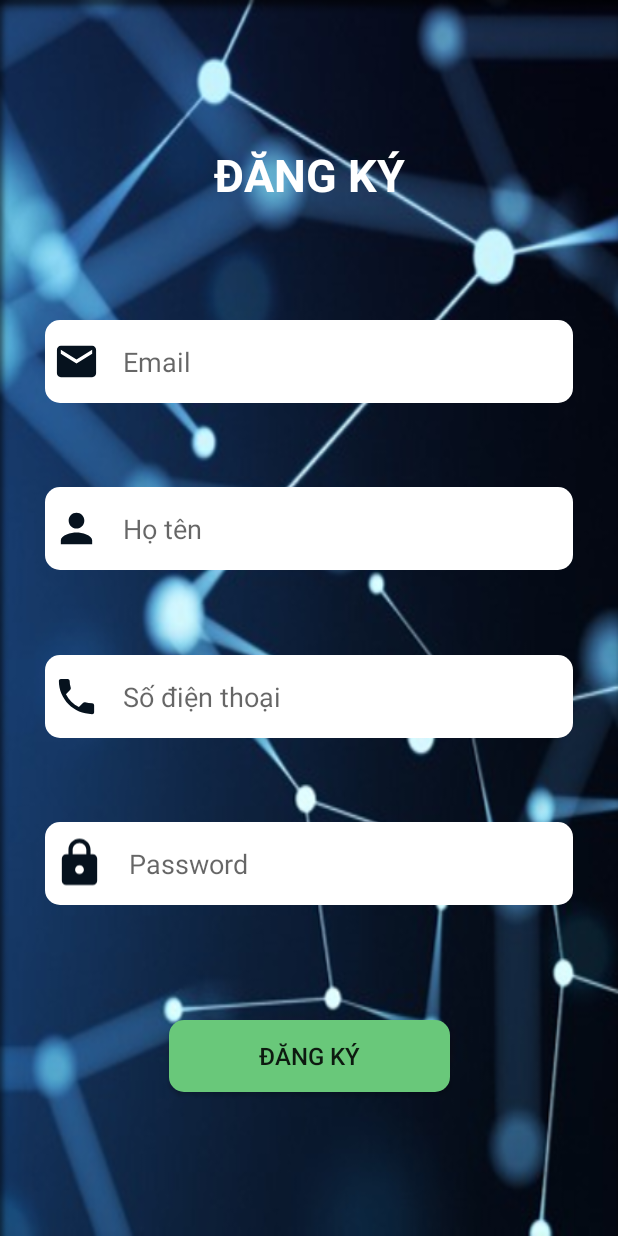
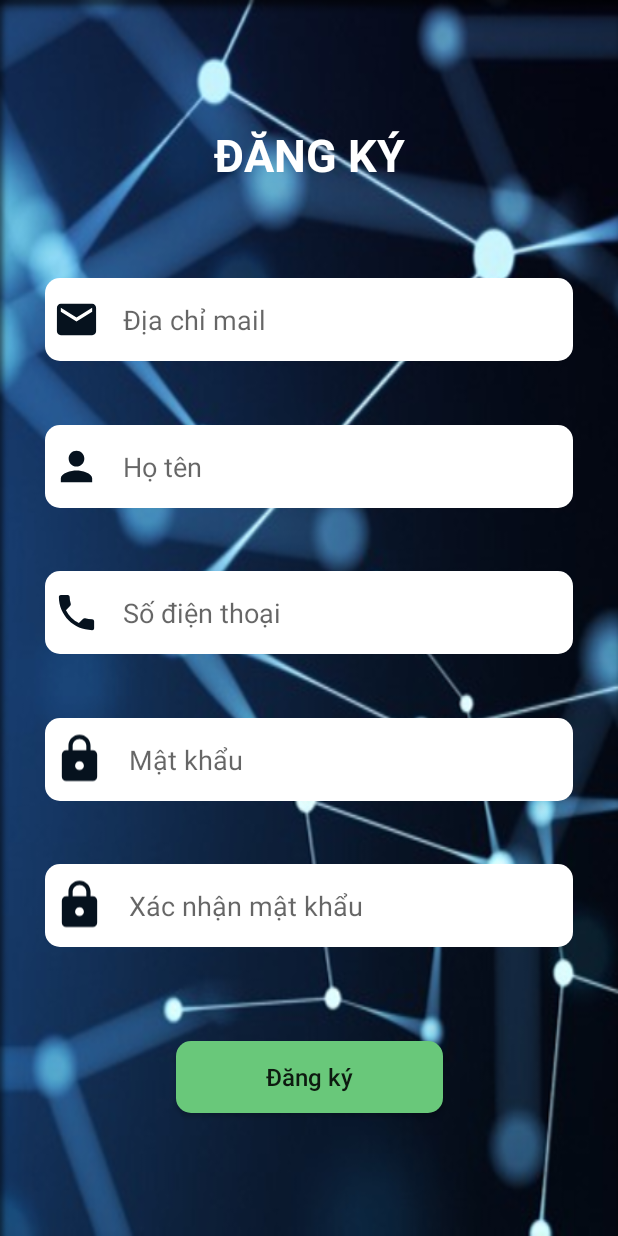
Before and after one commit to lvminh97/SmartLight, an Android app: the SignupActivity screen opened directly, with no data from a screen before it, on a phone screen of 412 x 824 dp. Run offline under Robolectric (Android 15) with nearby library versions, the phone set to English and light mode, and no system bars; our stand-ins replace Volley; network calls fail.

Commit message:
- Update some code about the UI   : optimize the layout   : convert English text into Vietnamese text
Signed-off-by: lvminh97 <lvminh97@gmail.com>

```diff
--- a/app/src/main/java/com/example/smartlight/activities/SignupActivity.java
+++ b/app/src/main/java/com/example/smartlight/activities/SignupActivity.java
@@ -33,7 +33,7 @@ import androidx.appcompat.app.AppCompatActivity;
 public class SignupActivity extends AppCompatActivity implements View.OnClickListener{
 
     private ProgressDialog loadingDialog = null;
-    private EditText emailEd, fullnameEd, phoneEd, passwordEd;
+    private EditText emailEd, fullnameEd, phoneEd, passwordEd, passwordEd2;
     private Button signupBtn;
 
     @Override
@@ -48,6 +48,7 @@ public class SignupActivity extends AppCompatActivity implements View.OnClickLis
         fullnameEd = (EditText) findViewById(R.id.ed_fullname);
         phoneEd = (EditText) findViewById(R.id.ed_mobile);
         passwordEd = (EditText) findViewById(R.id.ed_password);
+        passwordEd2 = (EditText) findViewById(R.id.ed_password2);
         signupBtn = (Button) findViewById(R.id.btn_signup);
         signupBtn.setOnClickListener(this);
     }
@@ -68,6 +69,10 @@ public class SignupActivity extends AppCompatActivity implements View.OnClickLis
         }
         if(passwordEd.getText().toString().length() < 8) {
             Toast.makeText(getBaseContext(), "Mật khẩu quá ngắn, độ dài tối thiểu 8 ký tự", Toast.LENGTH_SHORT).show();
+            return;
+        }
+        if(passwordEd.getText().toString().equals(passwordEd2.getText().toString()) == false) {
+            Toast.makeText(getBaseContext(), "Mật khẩu xác nhận không khớp", Toast.LENGTH_SHORT).show();
             return;
         }
         //
--- a/app/src/main/java/com/example/smartlight/adapters/RoomAdapter.java
+++ b/app/src/main/java/com/example/smartlight/adapters/RoomAdapter.java
@@ -56,7 +56,7 @@ public class RoomAdapter extends BaseAdapter {
             layoutParams.setMargins(0, 0, 0, 0);
             name.setLayoutParams(layoutParams);
         }
-        name.setText(roomList.get(i).getName());
+        name.setText(roomList.get(i).getDisplayName());
 
         return gridView;
     }
--- a/app/src/main/java/com/example/smartlight/fragments/ControlFragment.java
+++ b/app/src/main/java/com/example/smartlight/fragments/ControlFragment.java
@@ -81,7 +81,7 @@ public class ControlFragment extends Fragment implements MyFragment, View.OnClic
         set.applyTo((ConstraintLayout) getActivity().findViewById(R.id.menu_bottom));
 
         roomNameTv = (TextView) view.findViewById(R.id.tv_room_name);
-        roomNameTv.setText(Factory.room.getName());
+        roomNameTv.setText(Factory.room.getDisplayName());
         tempKnob = (RotaryKnobView) view.findViewById(R.id.knob);
         tempKnob.setLock(!Factory.user.isAppControl());
         tempKnob.setListener(this);
--- a/app/src/main/java/com/example/smartlight/fragments/ControlFragment2.java
+++ b/app/src/main/java/com/example/smartlight/fragments/ControlFragment2.java
@@ -81,7 +81,7 @@ public class ControlFragment2 extends Fragment implements MyFragment, View.OnCli
         set.applyTo((ConstraintLayout) getActivity().findViewById(R.id.menu_bottom));
 
         roomNameTv = (TextView) view.findViewById(R.id.tv_room_name);
-        roomNameTv.setText(Factory.room.getName());
+        roomNameTv.setText(Factory.room.getDisplayName());
         tempKnob = (RotaryKnobView) view.findViewById(R.id.knob);
         tempKnob.setLock(!Factory.user.isAppControl());
         tempKnob.setListener(this);
--- a/app/src/main/java/com/example/smartlight/models/Room.java
+++ b/app/src/main/java/com/example/smartlight/models/Room.java
@@ -1,6 +1,8 @@
 package com.example.smartlight.models;
 
 import android.graphics.drawable.Drawable;
+
+import com.example.smartlight.Factory;
 
 public class Room {
     private int id;
@@ -36,4 +38,8 @@ public class Room {
     public void setName(String name) {
         this.name = name;
     }
+
+    public String getDisplayName() {
+        return Factory.engToVi.getOrDefault(name, name);
+    }
 }
--- a/app/src/main/res/layout/activity_signup.xml
+++ b/app/src/main/res/layout/activity_signup.xml
@@ -51,7 +51,7 @@
             android:paddingTop="15dp"
             android:paddingBottom="15dp"
             android:background="#FFFFFF"
-            android:hint="Email"
+            android:hint="Địa chỉ mail"
             android:textColor="@color/black"
             android:singleLine="true"
             android:maxLines="1"/>
@@ -140,7 +140,7 @@
         app:layout_constraintLeft_toLeftOf="parent"
         app:layout_constraintTop_toBottomOf="@id/layout_mobile"
         app:layout_constraintRight_toRightOf="parent"
-        app:layout_constraintBottom_toTopOf="@id/btn_signup"
+        app:layout_constraintBottom_toTopOf="@id/layout_password2"
         android:layout_marginLeft="30dp"
         android:layout_marginTop="10dp"
         android:layout_marginRight="30dp"
@@ -165,18 +165,59 @@
             android:paddingTop="15dp"
             android:paddingBottom="15dp"
             android:background="#FFFFFF"
-            android:hint="Password"
+            android:hint="Mật khẩu"
             android:textColor="@color/black"
             android:inputType="textPassword"
             android:singleLine="true"
             android:maxLines="1"/>
     </androidx.appcompat.widget.LinearLayoutCompat>
+
+    <androidx.appcompat.widget.LinearLayoutCompat
+        android:id="@+id/layout_password2"
+        android:layout_width="match_parent"
+        android:layout_height="wrap_content"
+        android:layout_marginLeft="30dp"
+        android:layout_marginTop="10dp"
+        android:layout_marginRight="30dp"
+        android:background="@drawable/bg_login_edittext"
+        android:gravity="center_vertical"
+        app:layout_constraintBottom_toTopOf="@id/btn_signup"
+        app:layout_constraintHorizontal_bias="0.0"
+        app:layout_constraintLeft_toLeftOf="parent"
+        app:layout_constraintRight_toRightOf="parent"
+        app:layout_constraintTop_toBottomOf="@id/layout_password">
+
+        <ImageView
+            android:id="@+id/img_password2"
+            android:layout_width="40dp"
+            android:layout_height="40dp"
+            android:layout_marginLeft="5dp"
+            android:layout_weight="1"
+            android:src="@drawable/ic_baseline_lock_24" />
+
+        <EditText
+            android:id="@+id/ed_password2"
+            android:layout_width="match_parent"
+            android:layout_height="wrap_content"
+            android:layout_marginRight="10dp"
+            android:layout_weight="8"
+            android:background="#FFFFFF"
+            android:hint="Xác nhận mật khẩu"
+            android:inputType="textPassword"
+            android:maxLines="1"
+            android:paddingLeft="15dp"
+            android:paddingTop="15dp"
+            android:paddingBottom="15dp"
+            android:singleLine="true"
+            android:textColor="@color/black" />
+    </androidx.appcompat.widget.LinearLayoutCompat>
+
     <Button
         android:id="@+id/btn_signup"
         android:layout_width="wrap_content"
         android:layout_height="wrap_content"
         app:layout_constraintLeft_toLeftOf="parent"
-        app:layout_constraintTop_toBottomOf="@id/layout_password"
+        app:layout_constraintTop_toBottomOf="@id/layout_password2"
         app:layout_constraintRight_toRightOf="parent"
         app:layout_constraintBottom_toBottomOf="parent"
         android:layout_marginTop="30dp"
@@ -187,6 +228,7 @@
         android:paddingBottom="12dp"
         android:background="@drawable/bg_login_button"
         android:textSize="16sp"
-        android:text="Đăng ký"/>
+        android:text="Đăng ký"
+        android:textAllCaps="false"/>
 
 </androidx.constraintlayout.widget.ConstraintLayout>
--- a/app/src/main/res/layout/fragment_home.xml
+++ b/app/src/main/res/layout/fragment_home.xml
@@ -38,7 +38,7 @@
             android:textStyle="bold"
             android:textSize="20sp"
             android:textColor="#000"
-            android:text="HOME"/>
+            android:text="TRANG CHỦ"/>
 
         <Button
             android:id="@+id/btn_logout"
@@ -144,7 +144,7 @@
     <GridView
         android:id="@+id/grid_room"
         android:layout_width="match_parent"
-        android:layout_height="wrap_content"
+        android:layout_height="0dp"
         app:layout_constraintLeft_toLeftOf="parent"
         app:layout_constraintTop_toBottomOf="@id/layout_weather"
         app:layout_constraintRight_toRightOf="parent"
--- a/app/src/main/res/layout/fragment_power.xml
+++ b/app/src/main/res/layout/fragment_power.xml
@@ -119,7 +119,7 @@
             app:layout_constraintBottom_toBottomOf="parent"
             style="?android:attr/borderlessButtonStyle"
             android:background="@drawable/bg_power_tab"
-            android:text="Daily"
+            android:text="Hàng ngày"
             android:textAllCaps="false"
             android:textColor="#51B8E6"
             android:textSize="16sp"
@@ -136,7 +136,7 @@
             app:layout_constraintBottom_toBottomOf="parent"
             style="?android:attr/borderlessButtonStyle"
             android:background="#00FFFFFF"
-            android:text="Monthly"
+            android:text="Hàng tháng"
             android:textAllCaps="false"
             android:textColor="#FFFFFF"
             android:textSize="16sp"
@@ -153,7 +153,7 @@
             app:layout_constraintBottom_toBottomOf="parent"
             style="?android:attr/borderlessButtonStyle"
             android:background="#00FFFFFF"
-            android:text="Yearly"
+            android:text="Hàng năm"
             android:textAllCaps="false"
             android:textColor="#FFFFFF"
             android:textSize="16sp"
--- a/app/src/main/res/layout/fragment_setting.xml
+++ b/app/src/main/res/layout/fragment_setting.xml
@@ -14,7 +14,7 @@
         android:background="#00000000"
         android:fontFamily="sans-serif"
         android:gravity="start"
-        android:text="Device Update"
+        android:text="Cập nhật thiết bị"
         android:textColor="@color/black"
         android:textStyle="bold"
         android:textAllCaps="false"
@@ -143,7 +143,7 @@
         android:textStyle="bold"
         android:textSize="16sp"
         android:textColor="@color/black"
-        android:text="Privacy Settings" />
+        android:text="Cài đặt riêng tư" />
 
     <Button
         android:id="@+id/btn_privacy"
--- a/app/src/main/res/layout/fragment_user.xml
+++ b/app/src/main/res/layout/fragment_user.xml
@@ -87,7 +87,7 @@
         android:layout_marginTop="20dp"
         android:textColor="@color/black"
         android:textSize="16sp"
-        android:text="Email: "/>
+        android:text="Địa chỉ email: "/>
 
     <TextView
         android:id="@+id/tv_email"
```
Also changed, not shown: app/src/main/java/com/example/smartlight/Factory.java (+8 -0 lines), app/src/main/java/com/example/smartlight/fragments/CustomizeFragment.java (+6 -1 lines), app/src/main/res/layout/activity_login.xml (+7 -6 lines), app/src/main/res/layout/fragment_customize.xml (+33 -2 lines).
